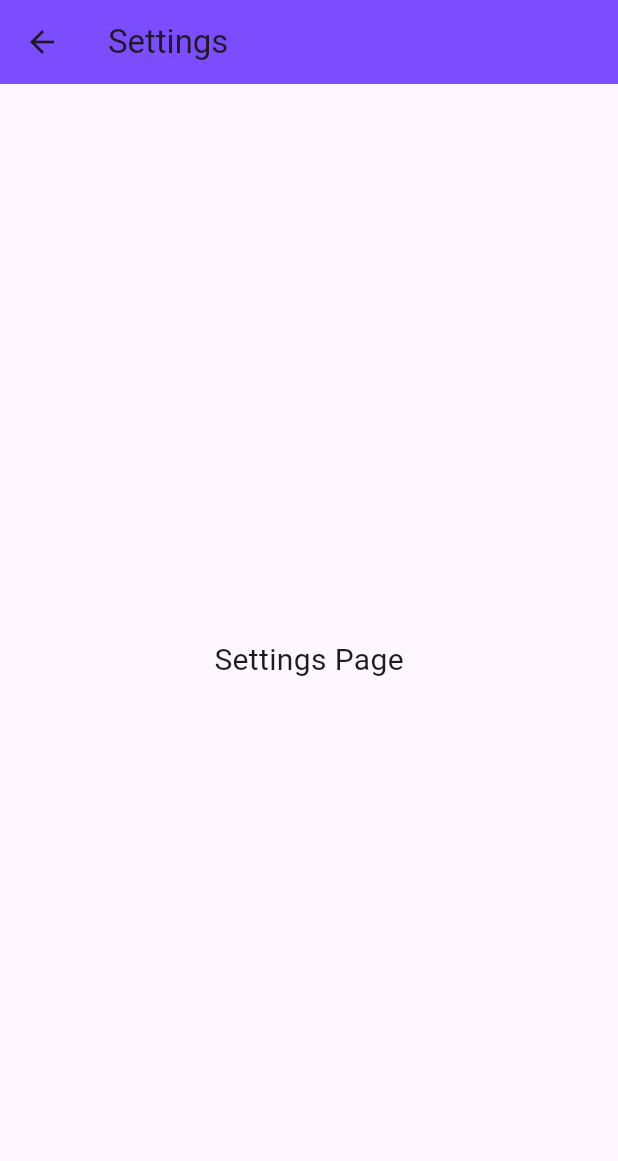
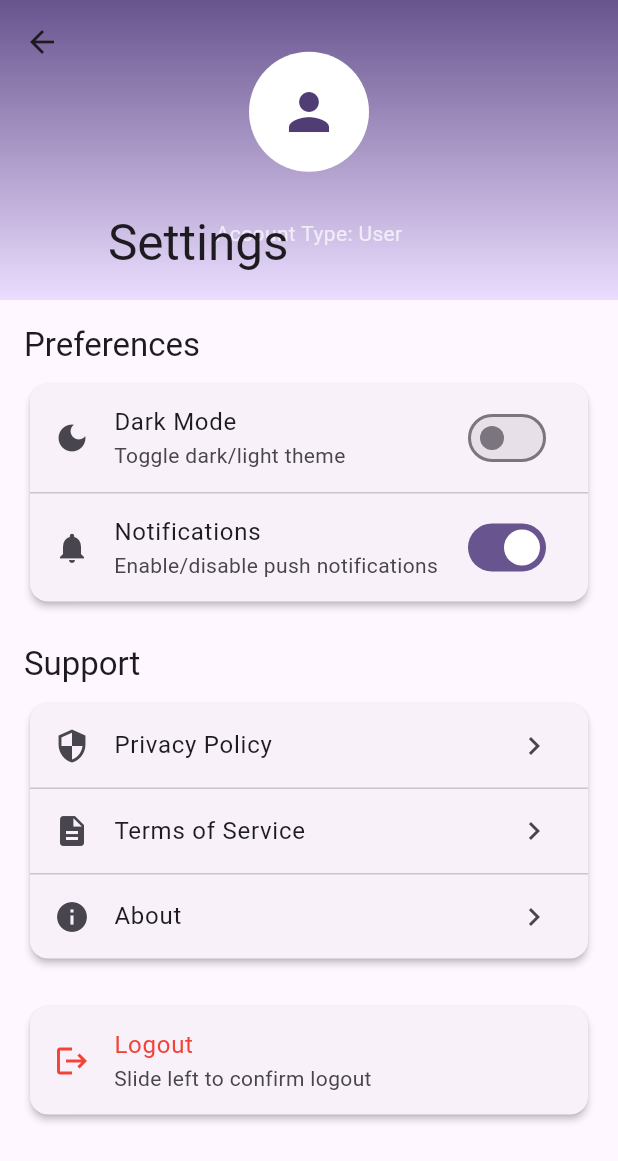
Before and after one commit to RhugvedDangui/BookingApp, a Flutter app: the SettingsPage screen opened directly, on a phone screen of 412 x 824 dp. Shown: the top 1161 px of the screen. Run offline on Flutter 3.47's test engine with Material 3 defaults, Android fonts, the phone set to English and light mode, and no system bars; drawn by our look-alikes of flutter_animate, flutter_slidable; our stand-ins replace cloud_firestore, firebase_auth, firebase_core, shared_preferences, table_calendar; accounts and stored records are empty.

Commit message:
settings page added

```diff
--- a/lib/pages/homepage.dart
+++ b/lib/pages/homepage.dart
@@ -1,9 +1,11 @@
-// homepage.dart
 import 'package:flutter/material.dart';
+import 'package:provider/provider.dart';
 import 'package:test01/pages/utils/bottom_nav.dart';
 import 'package:test01/pages/utils/placeDetails.dart';
 import 'package:test01/pages/booking.dart';
 import 'package:test01/pages/booking_list.dart';
+import 'package:test01/pages/settings.dart'; // Import the updated SettingsPage
+import 'package:test01/providers/user_provider.dart'; // Import UserProvider
 
 class Homepage extends StatefulWidget {
   const Homepage({super.key});
@@ -59,8 +61,11 @@ class _HomepageState extends State<Homepage> {
             child: Column(
               crossAxisAlignment: CrossAxisAlignment.start,
               children: [
-                // Welcome Section
-                Container(
+                // Welcome Section with UserProvider
+                Consumer<UserProvider>(
+                  builder: (context, userProvider, child) {
+                    final userEmail = userProvider.userEmail ?? 'User';
+                    return Container(
                       padding: const EdgeInsets.all(20),
                       decoration: BoxDecoration(
                         gradient: LinearGradient(
@@ -96,7 +101,9 @@ class _HomepageState extends State<Homepage> {
                               ),
                               const SizedBox(height: 4),
                               Text(
-                            'User',
+                                userEmail.split(
+                                  '@',
+                                )[0], // Display name part of email
                                 style: TextStyle(
                                   fontSize: 24,
                                   color: Colors.white,
@@ -123,14 +130,18 @@ class _HomepageState extends State<Homepage> {
                           ),
                         ],
                       ),
+                    );
+                  },
                 ),
 
                 const SizedBox(height: 25),
 
                 // Search Bar
                 Container(
-                  padding:
-                      const EdgeInsets.symmetric(horizontal: 15, vertical: 8),
+                  padding: const EdgeInsets.symmetric(
+                    horizontal: 15,
+                    vertical: 8,
+                  ),
                   decoration: BoxDecoration(
                     color: Colors.grey.shade100,
                     borderRadius: BorderRadius.circular(15),
@@ -188,7 +199,8 @@ class _HomepageState extends State<Homepage> {
                             Navigator.push(
                               context,
                               MaterialPageRoute(
-                                builder: (context) => PlaceDetailPage(
+                                builder:
+                                    (context) => PlaceDetailPage(
                                       placeName: places[index]['place']!,
                                     ),
                               ),
@@ -256,7 +268,11 @@ class _HomepageState extends State<Homepage> {
                       ),
                     ),
                     TextButton(
-                      onPressed: () {},
+                      onPressed: () {
+                        setState(() {
+                          _selectedIndex = 2; // Navigate to BookingListPage
+                        });
+                      },
                       child: Text(
                         'See All',
                         style: TextStyle(
@@ -271,7 +287,8 @@ class _HomepageState extends State<Homepage> {
 
                 SizedBox(
                   height: bookings.isNotEmpty ? bookings.length * 100.0 : 100.0,
-                  child: bookings.isEmpty
+                  child:
+                      bookings.isEmpty
                           ? Center(
                             child: Column(
                               mainAxisAlignment: MainAxisAlignment.center,
@@ -319,7 +336,9 @@ class _HomepageState extends State<Homepage> {
                                         padding: const EdgeInsets.all(10),
                                         decoration: BoxDecoration(
                                           color: Colors.deepPurple.shade50,
-                                        borderRadius: BorderRadius.circular(12),
+                                          borderRadius: BorderRadius.circular(
+                                            12,
+                                          ),
                                         ),
                                         child: const Icon(
                                           Icons.event,
@@ -359,7 +378,9 @@ class _HomepageState extends State<Homepage> {
                                         ),
                                         decoration: BoxDecoration(
                                           color: Colors.deepPurple.shade50,
-                                        borderRadius: BorderRadius.circular(20),
+                                          borderRadius: BorderRadius.circular(
+                                            20,
+                                          ),
                                         ),
                                         child: Text(
                                           bookings[index]['time']!,
@@ -384,17 +405,14 @@ class _HomepageState extends State<Homepage> {
       ),
       const BookingsPage(),
       const BookingListPage(),
-      const SettingsPage(),
+      const SettingsPage(), // Using the imported SettingsPage
     ];
   }
 
   @override
   Widget build(BuildContext context) {
     return Scaffold(
-      body: IndexedStack(
-        index: _selectedIndex,
-        children: _pages,
-      ),
+      body: IndexedStack(index: _selectedIndex, children: _pages),
       bottomNavigationBar: CustomBottomNav(
         currentIndex: _selectedIndex,
         onItemTapped: _onItemTapped,
@@ -402,23 +420,3 @@ class _HomepageState extends State<Homepage> {
     );
   }
 }
-
-class SettingsPage extends StatelessWidget {
-  const SettingsPage({super.key});
-
-  @override
-  Widget build(BuildContext context) {
-    return Scaffold(
-      appBar: AppBar(
-        title: const Text('Settings'),
-        backgroundColor: Colors.deepPurpleAccent,
-      ),
-      body: const Center(
-        child: Text(
-          'Settings Page',
-          style: TextStyle(fontSize: 20),
-        ),
-      ),
-    );
-  }
-}
--- /dev/null
+++ b/lib/pages/settings.dart
@@ -0,0 +1,251 @@
+import 'package:flutter/material.dart';
+import 'package:shared_preferences/shared_preferences.dart';
+import 'package:test01/pages/login.dart';
+import 'package:flutter_animate/flutter_animate.dart';
+import 'package:flutter_slidable/flutter_slidable.dart';
+import 'package:firebase_auth/firebase_auth.dart';
+import 'package:provider/provider.dart';
+import 'package:test01/providers/user_provider.dart'; // Adjust path as needed
+
+class SettingsPage extends StatefulWidget {
+  const SettingsPage({super.key});
+
+  @override
+  State<SettingsPage> createState() => _SettingsPageState();
+}
+
+class _SettingsPageState extends State<SettingsPage> {
+  bool _isDarkMode = false;
+  bool _notificationsEnabled = true;
+
+  @override
+  void initState() {
+    super.initState();
+    _loadPreferences();
+  }
+
+  Future<void> _loadPreferences() async {
+    final prefs = await SharedPreferences.getInstance();
+    setState(() {
+      _isDarkMode = prefs.getBool('isDarkMode') ?? false;
+      _notificationsEnabled = prefs.getBool('notificationsEnabled') ?? true;
+    });
+  }
+
+  Future<void> _logout() async {
+    try {
+      // Sign out from Firebase Auth
+      await FirebaseAuth.instance.signOut();
+
+      // Clear Provider state
+      Provider.of<UserProvider>(context, listen: false).clearUser();
+
+      // Clear SharedPreferences (optional, if you still want to use it for other settings)
+      final prefs = await SharedPreferences.getInstance();
+      await prefs.clear();
+
+      if (!mounted) return;
+      // Navigate to LoginPage and remove all previous routes
+      Navigator.of(context).pushAndRemoveUntil(
+        MaterialPageRoute(builder: (context) => const LoginPage()),
+        (route) => false,
+      );
+    } catch (e) {
+      ScaffoldMessenger.of(
+        context,
+      ).showSnackBar(SnackBar(content: Text('Error logging out: $e')));
+    }
+  }
+
+  @override
+  Widget build(BuildContext context) {
+    // Access user data from UserProvider
+    final userEmail = Provider.of<UserProvider>(context).userEmail ?? '';
+    final userType =
+        Provider.of<UserProvider>(context).userType ??
+        'User'; // Default to 'User' if not set
+
+    return Scaffold(
+      body: CustomScrollView(
+        slivers: [
+          SliverAppBar(
+            expandedHeight: 200.0,
+            floating: false,
+            pinned: true,
+            flexibleSpace: FlexibleSpaceBar(
+              title: const Text('Settings').animate().fadeIn().scale(),
+              background: Container(
+                decoration: BoxDecoration(
+                  gradient: LinearGradient(
+                    begin: Alignment.topCenter,
+                    end: Alignment.bottomCenter,
+                    colors: [
+                      Theme.of(context).colorScheme.primary,
+                      Theme.of(context).colorScheme.primaryContainer,
+                    ],
+                  ),
+                ),
+                child: Center(
+                  child: Column(
+                    mainAxisAlignment: MainAxisAlignment.center,
+                    children: [
+                      const CircleAvatar(
+                        radius: 40,
+                        backgroundColor: Colors.white,
+                        child: Icon(Icons.person, size: 40),
+                      ).animate().scale(),
+                      const SizedBox(height: 8),
+                      Text(
+                        userEmail,
+                        style: const TextStyle(
+                          color: Colors.white,
+                          fontSize: 16,
+                        ),
+                      ).animate().fadeIn().slideY(),
+                      Text(
+                        'Account Type: $userType',
+                        style: const TextStyle(
+                          color: Colors.white70,
+                          fontSize: 14,
+                        ),
+                      ).animate().fadeIn().slideY(),
+                    ],
+                  ),
+                ),
+              ),
+            ),
+          ),
+          SliverToBoxAdapter(
+            child: Padding(
+              padding: const EdgeInsets.all(16.0),
+              child: Column(
+                crossAxisAlignment: CrossAxisAlignment.start,
+                children: [
+                  Text(
+                    'Preferences',
+                    style: Theme.of(context).textTheme.titleLarge,
+                  ).animate().fadeIn().slideX(),
+                  const SizedBox(height: 8),
+                  Card(
+                    elevation: 2,
+                    shape: RoundedRectangleBorder(
+                      borderRadius: BorderRadius.circular(12),
+                    ),
+                    child: Column(
+                      children: [
+                        SwitchListTile(
+                          title: const Text('Dark Mode'),
+                          subtitle: const Text('Toggle dark/light theme'),
+                          secondary: const Icon(Icons.dark_mode),
+                          value: _isDarkMode,
+                          onChanged: (bool value) async {
+                            final prefs = await SharedPreferences.getInstance();
+                            setState(() {
+                              _isDarkMode = value;
+                            });
+                            await prefs.setBool('isDarkMode', value);
+                            // Implement theme change functionality here if needed
+                          },
+                        ),
+                        const Divider(height: 1),
+                        SwitchListTile(
+                          title: const Text('Notifications'),
+                          subtitle: const Text(
+                            'Enable/disable push notifications',
+                          ),
+                          secondary: const Icon(Icons.notifications),
+                          value: _notificationsEnabled,
+                          onChanged: (bool value) async {
+                            final prefs = await SharedPreferences.getInstance();
+                            setState(() {
+                              _notificationsEnabled = value;
+                            });
+                            await prefs.setBool('notificationsEnabled', value);
+                            // Implement notification settings functionality here if needed
+                          },
+                        ),
+                      ],
+                    ),
+                  ).animate().scale(),
+                  const SizedBox(height: 24),
+                  Text(
+                    'Support',
+                    style: Theme.of(context).textTheme.titleLarge,
+                  ).animate().fadeIn().slideX(),
+                  const SizedBox(height: 8),
+                  Card(
+                    elevation: 2,
+                    shape: RoundedRectangleBorder(
+                      borderRadius: BorderRadius.circular(12),
+                    ),
+                    child: Column(
+                      children: [
+                        ListTile(
+                          leading: const Icon(Icons.security),
+                          title: const Text('Privacy Policy'),
+                          trailing: const Icon(Icons.chevron_right),
+                          onTap: () {
+                            // Navigate to privacy policy page
+                          },
+                        ),
+                        const Divider(height: 1),
+                        ListTile(
+                          leading: const Icon(Icons.description),
+                          title: const Text('Terms of Service'),
+                          trailing: const Icon(Icons.chevron_right),
+                          onTap: () {
+                            // Navigate to terms of service page
+                          },
+                        ),
+                        const Divider(height: 1),
+                        ListTile(
+                          leading: const Icon(Icons.info),
+                          title: const Text('About'),
+                          trailing: const Icon(Icons.chevron_right),
+                          onTap: () {
+                            // Navigate to about page
+                          },
+                        ),
+                      ],
+                    ),
+                  ).animate().scale(),
+                  const SizedBox(height: 24),
+                  Slidable(
+                    endActionPane: ActionPane(
+                      motion: const ScrollMotion(),
+                      children: [
+                        SlidableAction(
+                          onPressed: (_) => _logout(),
+                          backgroundColor: Colors.red,
+                          foregroundColor: Colors.white,
+                          icon: Icons.logout,
+                          label: 'Confirm',
+                          borderRadius: BorderRadius.circular(12),
+                        ),
+                      ],
+                    ),
+                    child: Card(
+                      elevation: 2,
+                      shape: RoundedRectangleBorder(
+                        borderRadius: BorderRadius.circular(12),
+                      ),
+                      child: const ListTile(
+                        leading: Icon(Icons.logout, color: Colors.red),
+                        title: Text(
+                          'Logout',
+                          style: TextStyle(color: Colors.red),
+                        ),
+                        subtitle: Text('Slide left to confirm logout'),
+                      ),
+                    ),
+                  ).animate().scale(),
+                  const SizedBox(height: 24),
+                ],
+              ),
+            ),
+          ),
+        ],
+      ),
+    );
+  }
+}
--- a/lib/providers/user_provider.dart
+++ b/lib/providers/user_provider.dart
@@ -1,13 +1,21 @@
-// user_provider.dart
 import 'package:flutter/material.dart';
 
 class UserProvider with ChangeNotifier {
-  String? _email;
+  String? _userEmail;
+  String? _userType;
 
-  String? get userEmail => _email; // Add this getter
+  String? get userEmail => _userEmail;
+  String? get userType => _userType;
 
   void setUser(String email) {
-    _email = email;
+    _userEmail = email;
+    _userType = 'User'; // Set dynamically if you have user type logic
+    notifyListeners();
+  }
+
+  void clearUser() {
+    _userEmail = null;
+    _userType = null;
     notifyListeners();
   }
 }
--- a/pubspec.yaml
+++ b/pubspec.yaml
@@ -44,6 +44,7 @@ dependencies:
   firebase_core: ^3.12.1
   table_calendar: ^3.2.0
   flutter_animate: ^4.5.2
+  flutter_slidable: ^4.0.0
 
 dev_dependencies:
   flutter_test:
```
Also changed, not shown: pubspec.lock. Lines whose indentation alone changed are shown as unchanged.
